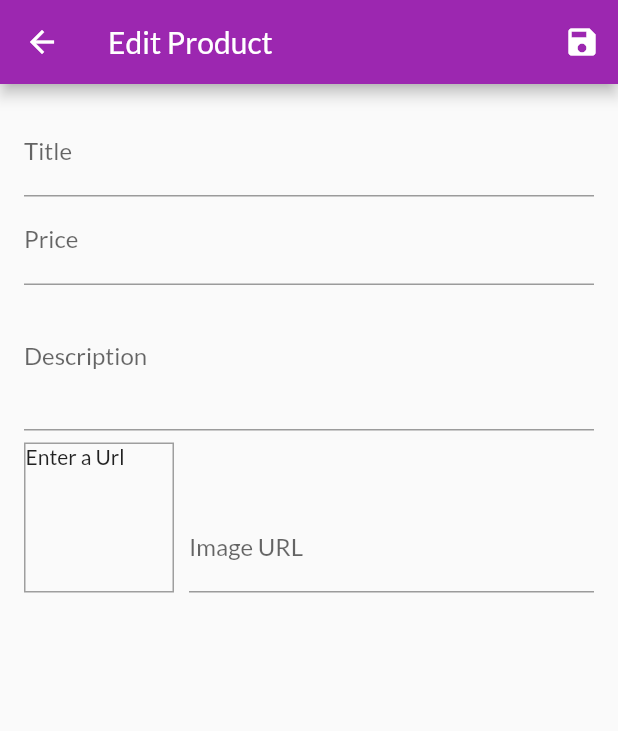
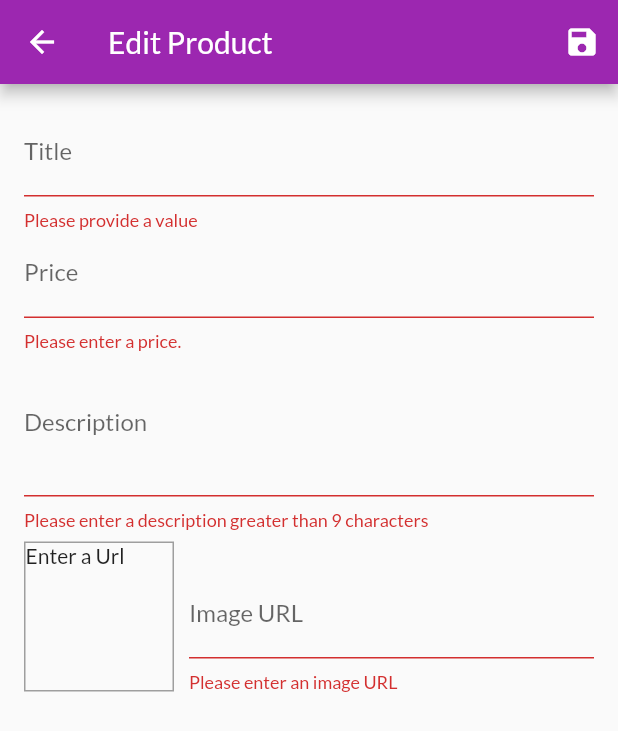
Before and after one commit to zexes/shop_app, a Flutter app: the EditProductScreen screen opened by its route, after a tap on the "save" icon, on a phone screen of 412 x 824 dp. Shown: the top 731 px of the screen. Run offline on Flutter 3.47's test engine with Material 2 defaults, Android fonts, the phone set to English and light mode, and no system bars; network calls fail.

Commit message:
Validating user input.closes #28

```diff
--- a/lib/screens/add_edit_product_screen.dart
+++ b/lib/screens/add_edit_product_screen.dart
@@ -43,11 +43,11 @@ class _EditProductScreenState extends State<EditProductScreen> {
   }
 
   void _saveForm() {
+    final isValid = _form.currentState.validate();
+    if (!isValid) {
+      return;
+    }
     _form.currentState.save();
-    print(_editedProduct.price);
-    print(_editedProduct.title);
-    print(_editedProduct.description);
-    print(_editedProduct.imageUrl);
   }
 
   @override
@@ -75,6 +75,9 @@ class _EditProductScreenState extends State<EditProductScreen> {
                   onFieldSubmitted: (_) {
                     FocusScope.of(context).requestFocus(_priceFocusNode);
                   },
+                  validator: (value) {
+                    return (value.isEmpty) ? 'Please provide a value' : null;
+                  },
                   onSaved: (value) {
                     _editedProduct = Product(
                       id: _editedProduct.id,
@@ -93,6 +96,16 @@ class _EditProductScreenState extends State<EditProductScreen> {
                   onFieldSubmitted: (_) {
                     FocusScope.of(context).requestFocus(_descriptionFocusNode);
                   },
+                  validator: (value) {
+                    if (value.isEmpty) {
+                      return 'Please enter a price.';
+                    } else if (double.tryParse(value) == null) {
+                      return 'enter a valid number';
+                    } else if (double.tryParse(value) <= 0.0) {
+                      return 'Please enter a number greater than Zero';
+                    }
+                    return null;
+                  },
                   onSaved: (value) {
                     _editedProduct = Product(
                       id: _editedProduct.id,
@@ -108,6 +121,11 @@ class _EditProductScreenState extends State<EditProductScreen> {
                   maxLines: 3,
                   keyboardType: TextInputType.multiline,
                   focusNode: _descriptionFocusNode,
+                  validator: (value) {
+                    return (value.isEmpty || value.length < 10)
+                        ? 'Please enter a description greater than 9 characters'
+                        : null;
+                  },
                   onSaved: (value) {
                     _editedProduct = Product(
                       id: _editedProduct.id,
@@ -147,6 +165,19 @@ class _EditProductScreenState extends State<EditProductScreen> {
                         controller: _imageUrlController,
                         focusNode: _imageUrlFocusNode,
                         onFieldSubmitted: (_) => _saveForm(),
+                        validator: (value) {
+                          if (value.isEmpty) {
+                            return 'Please enter an image URL';
+                          } else if (!value.startsWith('http') ||
+                              !value.startsWith('https')) {
+                            return 'Please enter a valid URL';
+                          } else if (!value.toLowerCase().endsWith('.png') ||
+                              !value.toLowerCase().endsWith('.jpg') ||
+                              !value.toLowerCase().endsWith('.jpeg')) {
+                            return 'Please enter a valid image URL';
+                          }
+                          return null;
+                        },
                         onSaved: (value) {
                           _editedProduct = Product(
                             id: _editedProduct.id,
```
